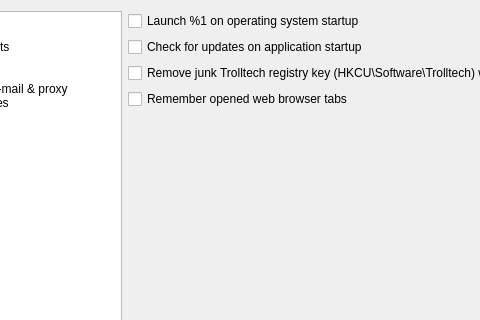
This is src/gui/dialogs/formsettings.ui in martinrotter/rssguard as Qt 5 draws it before an edit; both pictures show x 109 to 589 and y 0 to 320 of the 1032 by 498 pixel window. The edited form follows.
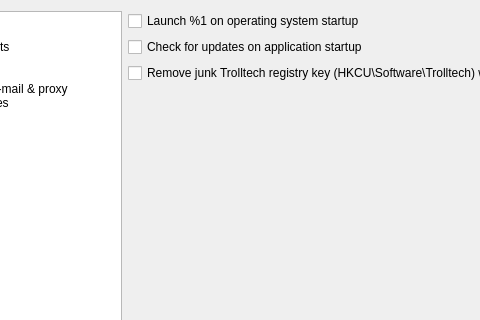
This is the edited form. The open tabs and pages were chosen to show the change. Custom widgets are drawn as their Qt base class.

Patch:
```diff
--- a/src/gui/dialogs/formsettings.ui
+++ b/src/gui/dialogs/formsettings.ui
@@ -125,13 +125,6 @@
          </property>
         </widget>
        </item>
-       <item row="3" column="0">
-        <widget class="QCheckBox" name="m_checkRememberOpenedTabs">
-         <property name="text">
-          <string>Remember opened web browser tabs</string>
-         </property>
-        </widget>
-       </item>
       </layout>
      </widget>
      <widget class="QWidget" name="m_pageDataStorage">
```
Left out of the diff: 2 changed lines with no effect on the pictures.
